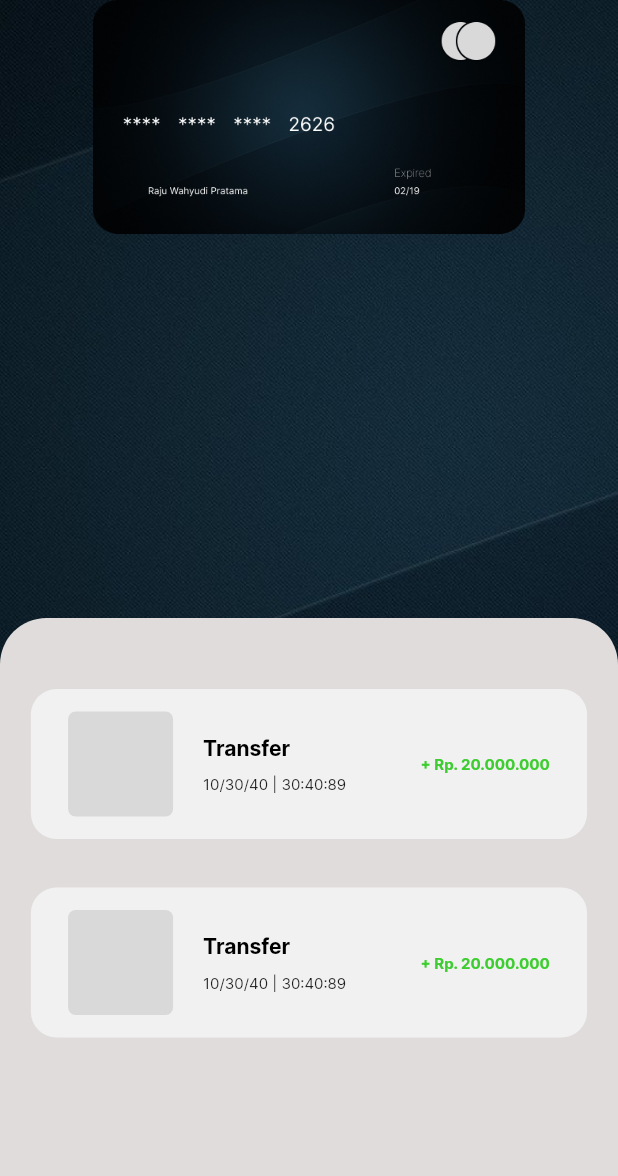
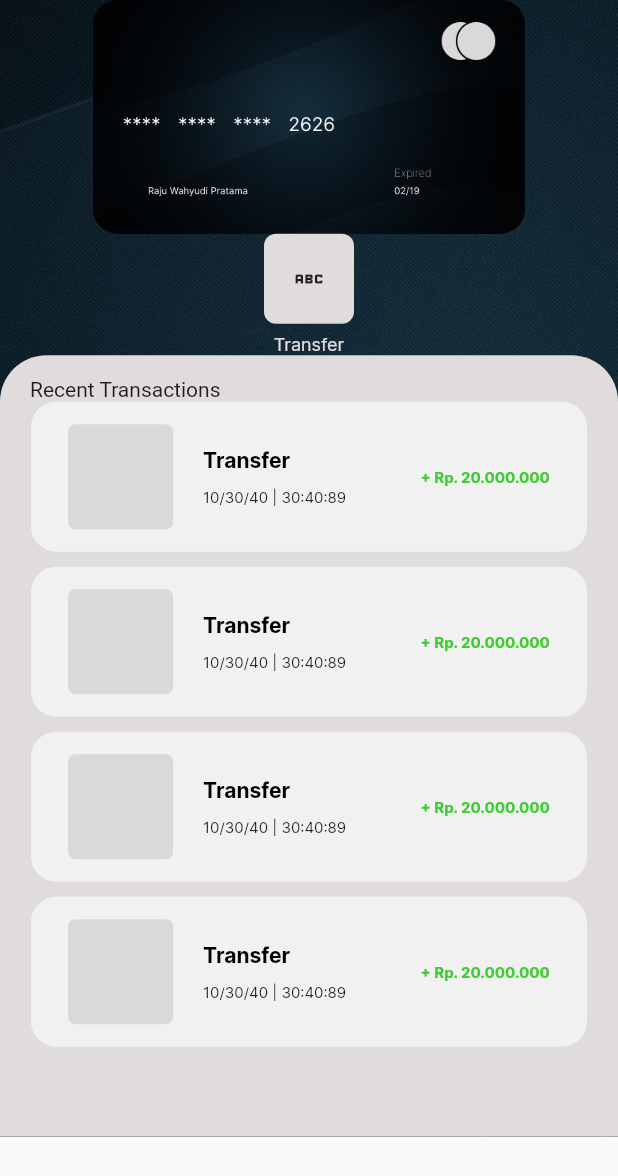
Before and after one commit to rajuwahyudii/mainmenu_mobile_banking-Flutter, a Flutter app: the screen it shows after launch, on a phone screen of 412 x 824 dp. Shown: the top 1176 px of the screen. Run offline on Flutter 3.47's test engine with Material 2 defaults, Android fonts, the phone set to English and light mode, and no system bars.

Commit message:
add widget for button menu and edit history widget

```diff
--- a/lib/pages/mainmenu.dart
+++ b/lib/pages/mainmenu.dart
@@ -2,6 +2,7 @@
 
 import 'package:flutter/material.dart';
 import 'package:mobile_banking_menu/theme/color.dart';
+import 'package:mobile_banking_menu/widgets/button/buttonmenu.dart';
 import 'package:mobile_banking_menu/widgets/listhistory.dart';
 
 class MainMenu extends StatelessWidget {
@@ -14,7 +15,6 @@ class MainMenu extends StatelessWidget {
     return Scaffold(
       body: Container(
         width: size.width,
-        height: size.height,
         decoration: const BoxDecoration(
           image: DecorationImage(
             image: AssetImage("assets/images/background.png"),
@@ -24,7 +24,6 @@ class MainMenu extends StatelessWidget {
         child: SafeArea(
           child: SingleChildScrollView(
             child: SizedBox(
-              height: size.height,
               child: Column(
                 mainAxisAlignment: MainAxisAlignment.spaceBetween,
                 crossAxisAlignment: CrossAxisAlignment.center,
@@ -33,7 +32,8 @@ class MainMenu extends StatelessWidget {
                     "assets/images/card.png",
                     width: size.width * 0.7,
                   ),
-                  ListHistory(
+                  const ButtonMenuWidget(),
+                  ListHistoryWidget(
                     width: size.width,
                     height: size.height * 0.5,
                   )
--- a/lib/theme/font.dart
+++ b/lib/theme/font.dart
@@ -31,3 +31,11 @@ const TextStyle dateTextStyle = TextStyle(
   fontWeight: FontWeight.w300,
   fontSize: 10,
 );
+
+//under history textstyle
+const TextStyle textButtonTextStyle = TextStyle(
+  fontFamily: 'inter',
+  fontWeight: FontWeight.w300,
+  fontSize: 12,
+  color: greyBackgroundColor,
+);
--- /dev/null
+++ b/lib/widgets/button/buttonmenu.dart
@@ -0,0 +1,35 @@
+import 'package:flutter/material.dart';
+import 'package:mobile_banking_menu/theme/color.dart';
+import 'package:mobile_banking_menu/theme/font.dart';
+
+class ButtonMenuWidget extends StatelessWidget {
+  const ButtonMenuWidget({Key? key}) : super(key: key);
+
+  @override
+  Widget build(BuildContext context) {
+    return GestureDetector(
+      child: Column(
+        children: [
+          Container(
+            width: 60,
+            height: 60,
+            decoration: BoxDecoration(
+              borderRadius: BorderRadius.circular(8),
+              color: greyBackgroundColor,
+            ),
+            child: const Icon(
+              Icons.abc,
+            ),
+          ),
+          const SizedBox(
+            height: 6,
+          ),
+          const Text(
+            "Transfer",
+            style: textButtonTextStyle,
+          )
+        ],
+      ),
+    );
+  }
+}
--- a/lib/widgets/history.dart
+++ b/lib/widgets/history.dart
@@ -2,14 +2,15 @@ import "package:flutter/material.dart";
 import 'package:mobile_banking_menu/theme/color.dart';
 import 'package:mobile_banking_menu/theme/font.dart';
 
-class History extends StatelessWidget {
-  const History({Key? key}) : super(key: key);
+class HistoryWidget extends StatelessWidget {
+  const HistoryWidget({Key? key}) : super(key: key);
 
   @override
   Widget build(BuildContext context) {
     Size size = MediaQuery.of(context).size;
     return Center(
       child: Container(
+        margin: const EdgeInsets.only(bottom: 10),
         width: size.width * 0.90,
         height: 100,
         decoration: BoxDecoration(
--- a/lib/widgets/listhistory.dart
+++ b/lib/widgets/listhistory.dart
@@ -1,11 +1,13 @@
+// ignore_for_file: must_be_immutable
+
 import 'package:flutter/material.dart';
 import 'package:mobile_banking_menu/theme/color.dart';
 import 'package:mobile_banking_menu/widgets/history.dart';
 
-class ListHistory extends StatelessWidget {
+class ListHistoryWidget extends StatelessWidget {
   double width;
   double height;
-  ListHistory({
+  ListHistoryWidget({
     required this.width,
     required this.height,
     Key? key,
@@ -14,9 +16,8 @@ class ListHistory extends StatelessWidget {
   @override
   Widget build(BuildContext context) {
     return Container(
-      height: height,
       width: width,
-      padding: const EdgeInsets.fromLTRB(0, 15, 0, 100),
+      padding: const EdgeInsets.fromLTRB(0, 15, 0, 50),
       decoration: const BoxDecoration(
         color: greyBackgroundColor,
         borderRadius: BorderRadius.only(
@@ -26,10 +27,16 @@ class ListHistory extends StatelessWidget {
       ),
       child: Column(
         mainAxisAlignment: MainAxisAlignment.spaceEvenly,
-        crossAxisAlignment: CrossAxisAlignment.center,
+        crossAxisAlignment: CrossAxisAlignment.start,
         children: const <Widget>[
-          History(),
-          History(),
+          Padding(
+            padding: EdgeInsets.only(left: 20.0),
+            child: Text("Recent Transactions"),
+          ),
+          HistoryWidget(),
+          HistoryWidget(),
+          HistoryWidget(),
+          HistoryWidget(),
         ],
       ),
     );
```
